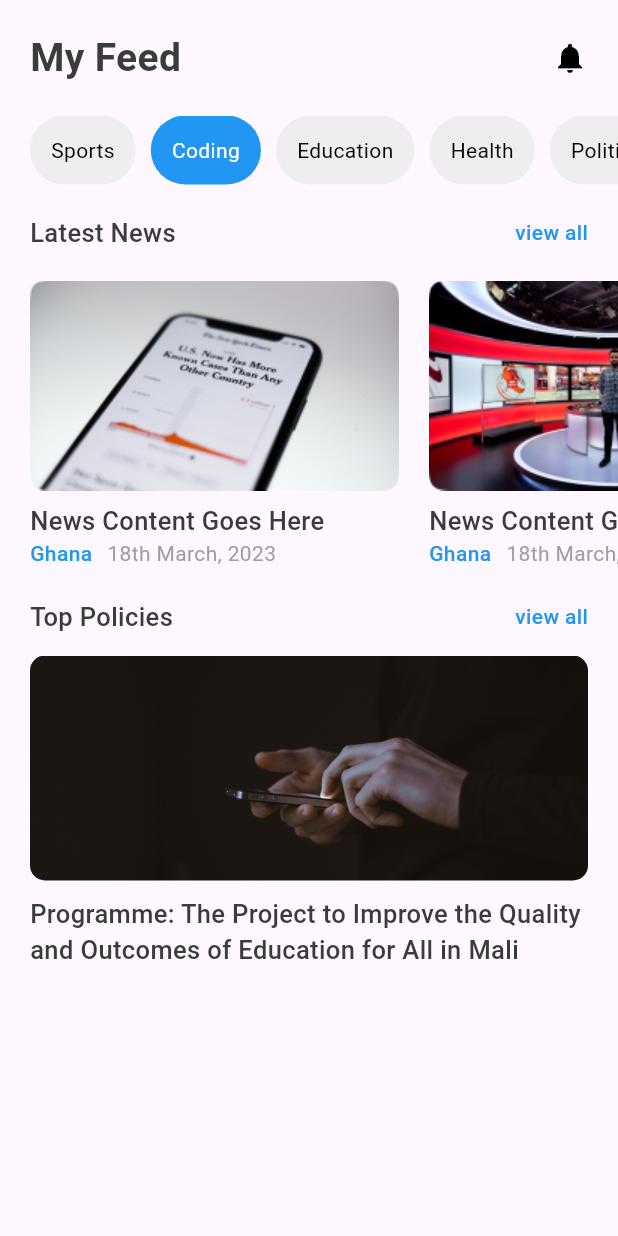
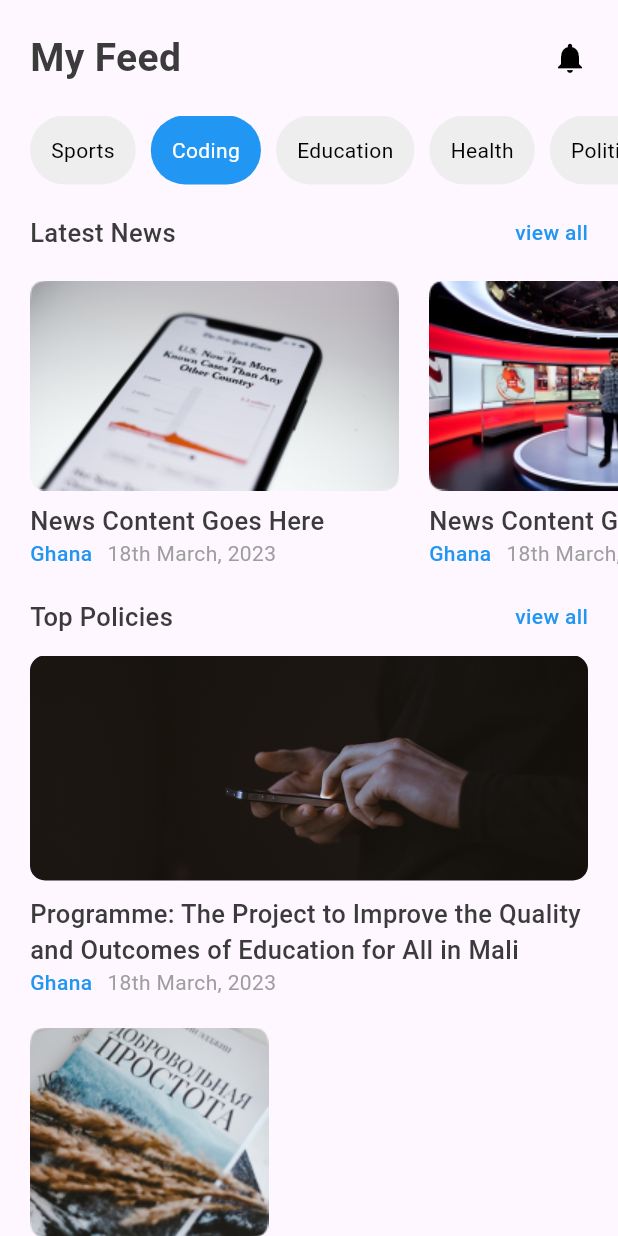
Before and after one commit to HumbleGh/shortchanged, a Flutter app: the HomePage screen opened directly, on a phone screen of 412 x 824 dp. Run offline on Flutter 3.47's test engine with Material 2 defaults, Android fonts, the phone set to English and light mode, and no system bars; our stand-ins replace fluentui_system_icons, gap.

Commit message:
minor changes

```diff
--- a/lib/pages/home_page.dart
+++ b/lib/pages/home_page.dart
@@ -119,6 +119,33 @@ class _HomePageState extends State<HomePage> {
               'Programme: The Project to Improve the Quality and Outcomes of Education for All in Mali',
               style: Styles.headLineStyle3,
             ),
+          ),
+          Container(
+            padding: const EdgeInsets.symmetric(horizontal: 20),
+            child: Row(
+              children: [
+                Text(
+                  'Ghana',
+                  style: Styles.headLineStyle4.copyWith(color: Colors.blue),
+                ),
+                const Gap(10),
+                const Text(
+                  '18th March, 2023',
+                  style: TextStyle(color: Colors.grey),
+                )
+              ],
+            ),
+          ),
+          const Gap(20),
+          Container(
+            padding: const EdgeInsets.symmetric(horizontal: 20),
+            child: Row(
+              children: [
+                Column(
+                  children: [Image.asset('assets/images/small1.png')],
+                )
+              ],
+            ),
           )
         ],
       )),
```
